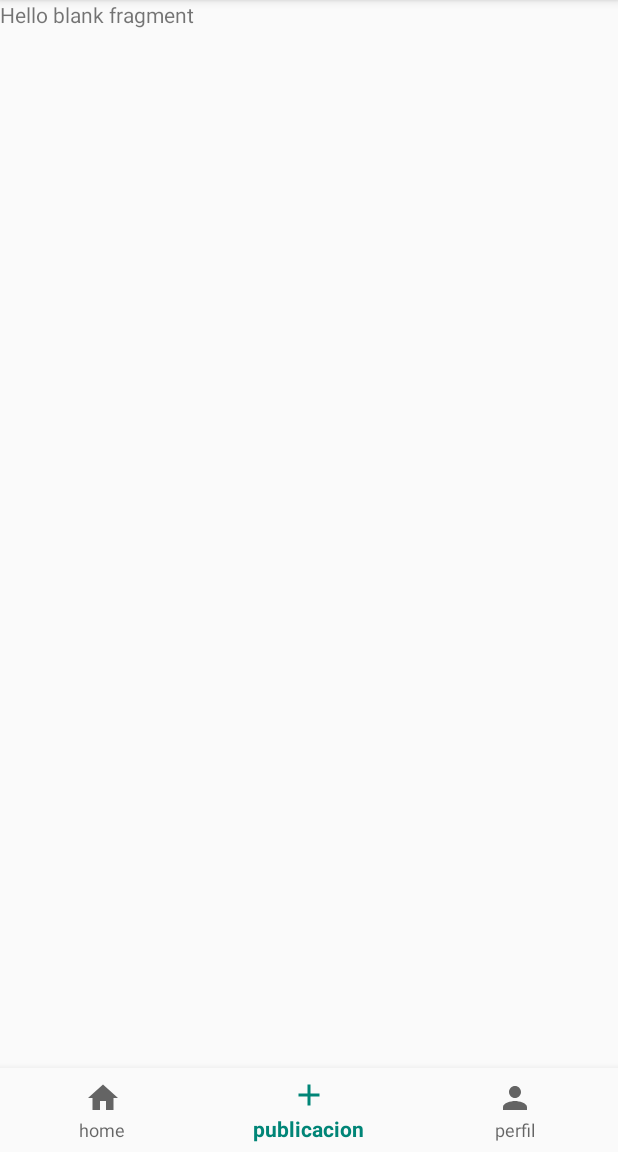
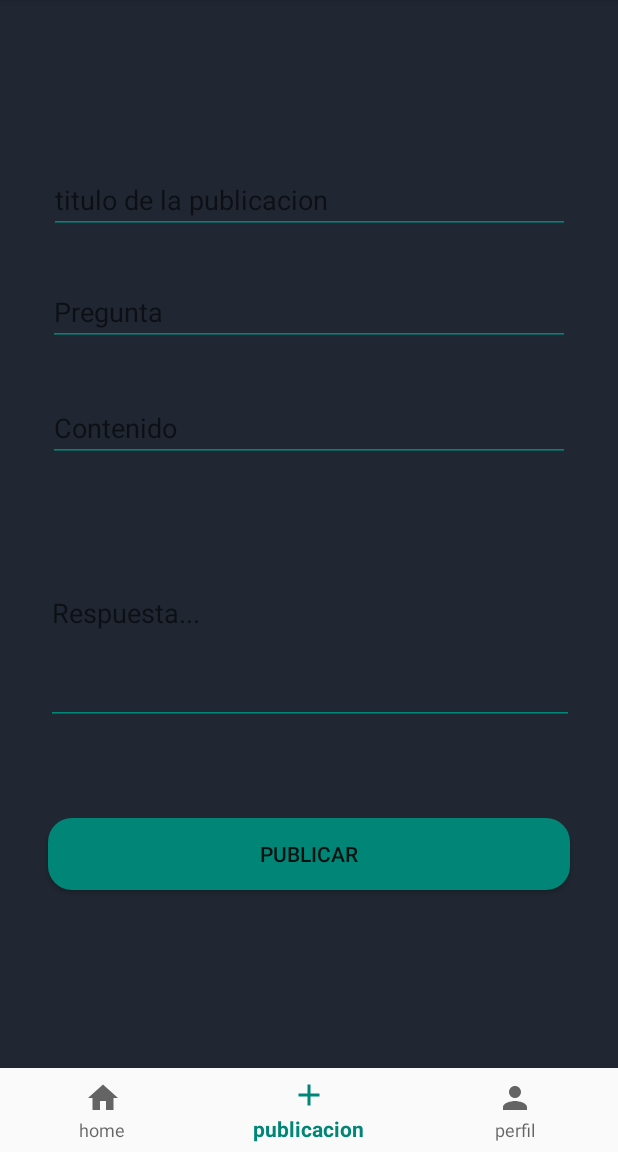
Before and after one commit to rubenavila9/devCode2.0, an Android app: the Principal screen opened directly, with no data from a screen before it, item 2 of the bottom bar chosen, on a phone screen of 412 x 824 dp, the part 84-1236 px from its top. Run offline under Robolectric (Android 15) with nearby library versions, the phone set to English and light mode, and no system bars.

Commit message:
me piro a dormir

```diff
--- a/app/src/main/AndroidManifest.xml
+++ b/app/src/main/AndroidManifest.xml
@@ -9,7 +9,7 @@
         android:roundIcon="@mipmap/ic_launcher_round"
         android:supportsRtl="true"
         android:theme="@style/AppTheme">
-        <activity android:name=".Principal"></activity>
+        <activity android:name=".Principal" />
         <activity android:name=".registerActivity" />
         <activity android:name=".loginActivity">
             <intent-filter>
--- a/app/src/main/java/ariel/az/devcode20/Fragmentos/publicacionfragmento.java
+++ b/app/src/main/java/ariel/az/devcode20/Fragmentos/publicacionfragmento.java
@@ -1,6 +1,7 @@
 package ariel.az.devcode20.Fragmentos;
 
 
+import android.content.Intent;
 import android.os.Bundle;
 
 import androidx.fragment.app.Fragment;
@@ -8,6 +9,8 @@ import androidx.fragment.app.Fragment;
 import android.view.LayoutInflater;
 import android.view.View;
 import android.view.ViewGroup;
+import android.widget.Button;
+import android.widget.Toast;
 
 import ariel.az.devcode20.R;
 
@@ -26,7 +29,16 @@ public class publicacionfragmento extends Fragment {
     public View onCreateView(LayoutInflater inflater, ViewGroup container,
                              Bundle savedInstanceState) {
         // Inflate the layout for this fragment
-        return inflater.inflate(R.layout.fragment_publicacionfragmento, container, false);
+        View view = inflater.inflate(R.layout.fragment_publicacionfragmento, container, false);
+        Button buttonpublicacion = view.findViewById(R.id.buttonpublication);
+        buttonpublicacion.setOnClickListener(new View.OnClickListener() {
+            @Override
+            public void onClick(View v) {
+                Toast.makeText(getContext(),"la publicacion ha sido subida",Toast.LENGTH_SHORT).show();
+            }
+        });
+        return view;
+
     }
 
 }
--- /dev/null
+++ b/app/src/main/res/drawable/botonpublicar.xml
@@ -0,0 +1,5 @@
+<?xml version="1.0" encoding="utf-8"?>
+<shape xmlns:android="http://schemas.android.com/apk/res/android">
+    <corners android:radius="16dp"/>
+    <solid android:color="@color/colorPrimary"/>
+</shape>
--- a/app/src/main/res/layout/fragment_publicacionfragmento.xml
+++ b/app/src/main/res/layout/fragment_publicacionfragmento.xml
@@ -1,14 +1,106 @@
 <?xml version="1.0" encoding="utf-8"?>
-<FrameLayout xmlns:android="http://schemas.android.com/apk/res/android"
+<androidx.constraintlayout.widget.ConstraintLayout xmlns:android="http://schemas.android.com/apk/res/android"
+    xmlns:app="http://schemas.android.com/apk/res-auto"
     xmlns:tools="http://schemas.android.com/tools"
     android:layout_width="match_parent"
     android:layout_height="match_parent"
-    tools:context=".Fragmentos.publicacionfragmento">
+    android:orientation="vertical"
+    tools:context=".Fragmentos.publicacionfragmento"
+    android:background="#202732">
 
     <!-- TODO: Update blank fragment layout -->
-    <TextView
+
+
+    <EditText
+        android:id="@+id/editText8"
+        android:layout_width="347dp"
+        android:layout_height="41dp"
+        android:layout_marginStart="32dp"
+        android:layout_marginTop="32dp"
+        android:layout_marginEnd="32dp"
+        android:layout_marginBottom="32dp"
+        android:backgroundTint="@color/colorPrimary"
+        android:ems="10"
+        android:hint="@string/titulodelapublicacion"
+        android:inputType="textPersonName"
+        app:layout_constraintBottom_toBottomOf="parent"
+        app:layout_constraintEnd_toEndOf="parent"
+        app:layout_constraintStart_toStartOf="parent"
+        app:layout_constraintTop_toTopOf="parent"
+        app:layout_constraintVertical_bias="0.136" />
+
+    <EditText
+        android:id="@+id/editText9"
         android:layout_width="match_parent"
-        android:layout_height="match_parent"
-        android:text="@string/hello_blank_fragment" />
+        android:layout_height="wrap_content"
+        android:layout_marginStart="32dp"
+        android:layout_marginTop="32dp"
+        android:layout_marginEnd="32dp"
+        android:layout_marginBottom="32dp"
+        android:backgroundTint="@color/colorPrimary"
+        android:ems="10"
+        android:hint="@string/pregunta"
+        android:inputType="textPersonName"
+        app:layout_constraintBottom_toBottomOf="parent"
+        app:layout_constraintEnd_toEndOf="parent"
+        app:layout_constraintHorizontal_bias="0.0"
+        app:layout_constraintStart_toStartOf="parent"
+        app:layout_constraintTop_toTopOf="parent"
+        app:layout_constraintVertical_bias="0.254" />
 
-</FrameLayout>
+    <EditText
+        android:id="@+id/editText10"
+        android:layout_width="match_parent"
+        android:layout_height="wrap_content"
+        android:layout_marginStart="32dp"
+        android:layout_marginTop="32dp"
+        android:layout_marginEnd="32dp"
+        android:layout_marginBottom="32dp"
+        android:backgroundTint="@color/colorPrimary"
+        android:ems="10"
+        android:hint="@string/contenido"
+        android:inputType="textPersonName"
+        app:layout_constraintBottom_toBottomOf="parent"
+        app:layout_constraintEnd_toEndOf="parent"
+        app:layout_constraintHorizontal_bias="0.0"
+        app:layout_constraintStart_toStartOf="parent"
+        app:layout_constraintTop_toBottomOf="@+id/editText9"
+        app:layout_constraintVertical_bias="0.0" />
+
+    <EditText
+        android:id="@+id/editText11"
+        android:layout_width="352dp"
+        android:layout_height="149dp"
+        android:layout_marginStart="32dp"
+        android:layout_marginTop="32dp"
+        android:layout_marginEnd="32dp"
+        android:layout_marginBottom="32dp"
+        android:backgroundTint="@color/colorPrimary"
+        android:ems="10"
+        android:hint="@string/respuesta"
+        android:inputType="textPersonName"
+        app:layout_constraintBottom_toBottomOf="parent"
+        app:layout_constraintEnd_toEndOf="parent"
+        app:layout_constraintHorizontal_bias="0.496"
+        app:layout_constraintStart_toStartOf="parent"
+        app:layout_constraintTop_toTopOf="parent"
+        app:layout_constraintVertical_bias="0.606" />
+
+    <Button
+        android:id="@+id/buttonpublication"
+        android:layout_width="match_parent"
+        android:layout_height="wrap_content"
+        android:layout_marginStart="32dp"
+        android:layout_marginTop="32dp"
+        android:layout_marginEnd="32dp"
+        android:layout_marginBottom="32dp"
+        android:background="@drawable/botonpublicar"
+        android:text="publicar"
+        app:layout_constraintBottom_toBottomOf="parent"
+        app:layout_constraintEnd_toEndOf="parent"
+        app:layout_constraintHorizontal_bias="0.498"
+        app:layout_constraintStart_toStartOf="parent"
+        app:layout_constraintTop_toTopOf="parent"
+        app:layout_constraintVertical_bias="0.855" />
+
+</androidx.constraintlayout.widget.ConstraintLayout>
--- a/app/src/main/res/layout/publicaionhome.xml
+++ b/app/src/main/res/layout/publicaionhome.xml
@@ -3,21 +3,4 @@
     android:layout_width="wrap_content"
     android:layout_height="wrap_content">
 
-    <de.hdodenhof.circleimageview.CircleImageView
-        xmlns:app="http://schemas.android.com/apk/res-auto"
-        android:id="@+id/profile_image"
-        android:layout_width="96dp"
-        android:layout_height="96dp"
-        android:src="@drawable/profile"
-        app:civ_border_width="2dp"
-        app:civ_border_color="#FF000000"/>
-
-    <androidx.appcompat.widget.AppCompatAutoCompleteTextView
-        android:layout_width="wrap_content"
-        android:layout_height="wrap_content"
-        android:text="Veggeta777"/>
-
-
-
-
 </RelativeLayout>
--- a/app/src/main/res/values/strings.xml
+++ b/app/src/main/res/values/strings.xml
@@ -14,4 +14,8 @@
     <string name="profile">perfil</string>
     <!-- TODO: Remove or change this placeholder text -->
     <string name="hello_blank_fragment">Hello blank fragment</string>
+    <string name="titulodelapublicacion">titulo de la publicacion</string>
+    <string name="pregunta">Pregunta</string>
+    <string name="contenido">Contenido</string>
+    <string name="respuesta">Respuesta...</string>
 </resources>
--- a/app/src/main/res/values/styles.xml
+++ b/app/src/main/res/values/styles.xml
@@ -5,7 +5,10 @@
         <!-- Customize your theme here. -->
         <item name="colorPrimary">@color/colorPrimary</item>
         <item name="colorPrimaryDark">@color/colorPrimaryDark</item>
+
         <item name="colorAccent">@color/colorPrimary</item>
+        <item name="colorAccent">#232434</item>
+
     </style>
 
 </resources>
```
